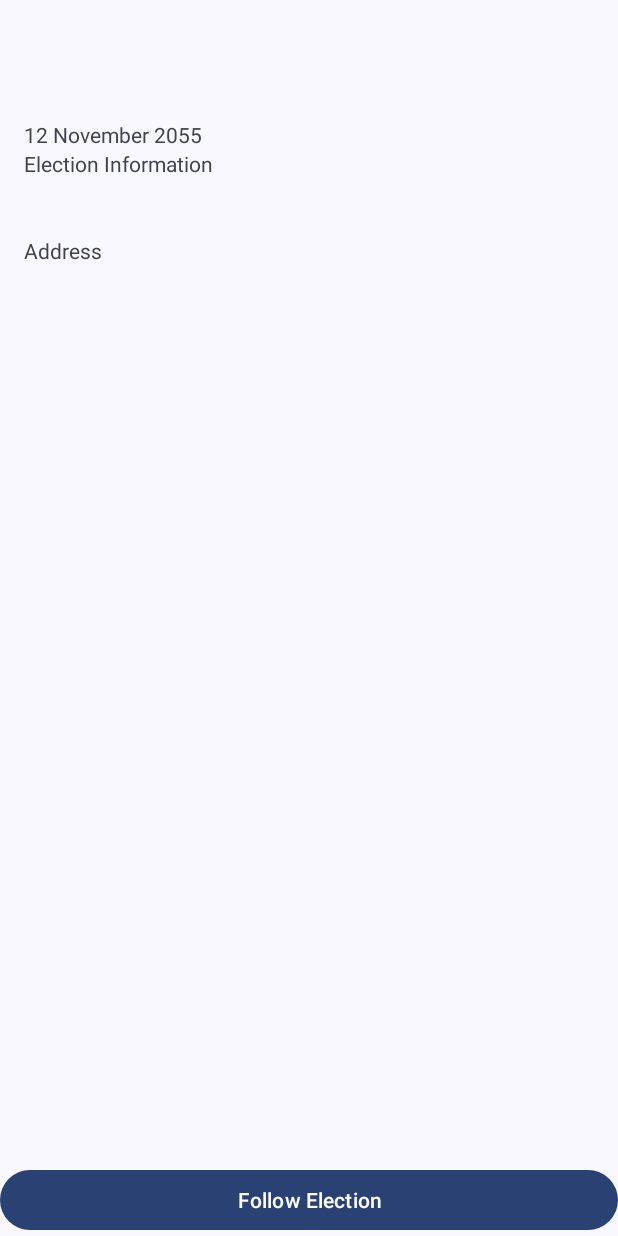
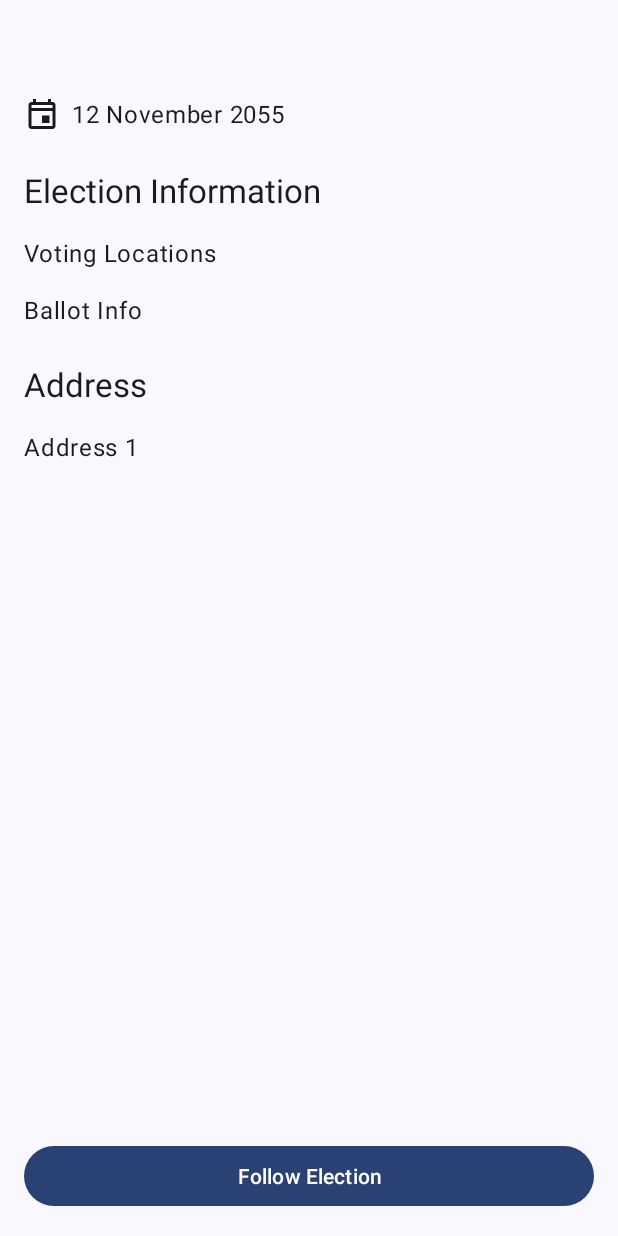
Before and after one commit to toe-lie/android-nanodegree-final, an Android app: the layout fragment_voter_info.xml on its own in the app's theme, with its tools: preview values and no code run, on a phone screen of 412 x 824 dp. Run offline under Robolectric (Android 15) with nearby library versions, the phone set to English and light mode, and no system bars.

Commit message:
Polish voter info screen

```diff
--- a/app/src/main/java/com/example/android/politicalpreparedness/election/VoterInfoUiState.kt
+++ b/app/src/main/java/com/example/android/politicalpreparedness/election/VoterInfoUiState.kt
@@ -4,16 +4,18 @@ import com.example.android.politicalpreparedness.models.Address
 import com.example.android.politicalpreparedness.models.Election
 
 data class VoterInfoUiState(
+    val isLoading: Boolean = false,
     val election: Election? = null,
     val votingLocationFinderUrl: String = "",
     val ballotInfoUrl: String = "",
     val address: Address? = null,
     val isFollowing: Boolean = false
 ) {
-
+    val showDate: Boolean = election != null
     val showVotingLocation: Boolean = votingLocationFinderUrl.isNotEmpty()
     val showBallotInfo: Boolean = ballotInfoUrl.isNotEmpty()
     val showAddress: Boolean = address != null
+    val hasElectionInformation: Boolean = showVotingLocation || showBallotInfo || showAddress
 
     companion object {
         val Empty = VoterInfoUiState()
--- /dev/null
+++ b/app/src/main/res/drawable/ic_event_black_24dp.xml
@@ -0,0 +1,9 @@
+<vector xmlns:android="http://schemas.android.com/apk/res/android"
+    android:width="24dp"
+    android:height="24dp"
+    android:viewportWidth="24"
+    android:viewportHeight="24">
+  <path
+      android:pathData="M19,4h-1L18,2h-2v2L8,4L8,2L6,2v2L5,4c-1.11,0 -1.99,0.9 -1.99,2L3,20c0,1.1 0.89,2 2,2h14c1.1,0 2,-0.9 2,-2L21,6c0,-1.1 -0.9,-2 -2,-2zM19,20L5,20L5,10h14v10zM19,8L5,8L5,6h14v2zM12,13h5v5h-5z"
+      android:fillColor="#000000"/>
+</vector>
--- a/app/src/main/res/layout/fragment_voter_info.xml
+++ b/app/src/main/res/layout/fragment_voter_info.xml
@@ -15,58 +15,68 @@
     <androidx.constraintlayout.widget.ConstraintLayout
         android:layout_width="match_parent"
         android:layout_height="match_parent"
+        android:paddingStart="@dimen/spacing_normal"
+        android:paddingEnd="@dimen/spacing_normal"
+        android:paddingBottom="@dimen/spacing_normal"
         tools:context="com.example.android.politicalpreparedness.MainActivity">
 
-        <!-- TODO: Add title to toolbar -->
-        <androidx.appcompat.widget.Toolbar
+        <com.google.android.material.appbar.MaterialToolbar
             android:id="@+id/election_name"
             android:layout_width="match_parent"
             android:layout_height="wrap_content"
-            android:padding="@dimen/spacing_normal"
             android:singleLine="true"
+            app:contentInsetStart="0dp"
             app:layout_constraintTop_toTopOf="parent"
             app:title="@{viewModel.uiState.election.name}" />
 
-        <!-- TODO: Add visual styling -->
-        <TextView
+        <androidx.appcompat.widget.AppCompatTextView
             android:id="@+id/election_date"
             android:layout_width="match_parent"
             android:layout_height="wrap_content"
-            android:layout_margin="@dimen/spacing_normal"
+            android:drawablePadding="@dimen/spacing_small"
+            android:gravity="center_vertical"
             android:text="@{DateUtils.formatLocalDate(viewModel.uiState.election.electionDay)}"
+            android:textAppearance="?textAppearanceBodyLarge"
+            app:drawableStartCompat="@drawable/ic_event_black_24dp"
+            app:drawableTint="?colorOnSurface"
             app:layout_constraintTop_toBottomOf="@id/election_name"
+            app:visibleGone="@{viewModel.uiState.showDate}"
             tools:text="12 November 2055" />
 
-        <!-- TODO: Add visual styling and content -->
         <TextView
             android:id="@+id/state_header"
             android:layout_width="wrap_content"
             android:layout_height="wrap_content"
+            android:layout_marginTop="@dimen/spacing_large"
             android:text="@string/label_election_information"
+            android:textAppearance="?textAppearanceTitleLarge"
             app:layout_constraintStart_toStartOf="@id/election_date"
-            app:layout_constraintTop_toBottomOf="@id/election_date" />
+            app:layout_constraintTop_toBottomOf="@id/election_date"
+            app:visibleGone="@{viewModel.uiState.hasElectionInformation}" />
 
-        <!-- TODO: Add click binding to open web URL -->
-        <!-- TODO: Add visual styling and content -->
         <TextView
             android:id="@+id/state_locations"
             android:layout_width="wrap_content"
             android:layout_height="wrap_content"
+            android:layout_marginTop="@dimen/spacing_normal"
+            android:textAppearance="?textAppearanceBodyLarge"
             app:html="@{@string/html_format_voting_locations(viewModel.uiState.votingLocationFinderUrl)}"
             app:layout_constraintStart_toStartOf="@id/election_date"
             app:layout_constraintTop_toBottomOf="@id/state_header"
-            app:visibleGone="@{viewModel.uiState.showVotingLocation}" />
+            app:visibleGone="@{viewModel.uiState.showVotingLocation}"
+            tools:text="Voting Locations" />
 
-        <!-- TODO: Add click binding to open web URL -->
-        <!-- TODO: Add visual styling and content -->
         <TextView
             android:id="@+id/state_ballot"
             android:layout_width="wrap_content"
             android:layout_height="wrap_content"
+            android:layout_marginTop="@dimen/spacing_normal"
+            android:textAppearance="?textAppearanceBodyLarge"
             app:html="@{@string/html_format_ballot_information(viewModel.uiState.ballotInfoUrl)}"
             app:layout_constraintStart_toStartOf="@id/election_date"
             app:layout_constraintTop_toBottomOf="@id/state_locations"
-            app:visibleGone="@{viewModel.uiState.showBallotInfo}" />
+            app:visibleGone="@{viewModel.uiState.showBallotInfo}"
+            tools:text="Ballot Info" />
 
         <androidx.constraintlayout.widget.Group
             android:id="@+id/address_group"
@@ -75,34 +85,39 @@
             app:constraint_referenced_ids="state_correspondence_header,address"
             app:visibleGone="@{viewModel.uiState.showAddress}" />
 
-        <!-- TODO: Add visual styling and content -->
         <TextView
             android:id="@+id/state_correspondence_header"
             android:layout_width="wrap_content"
             android:layout_height="wrap_content"
+            android:layout_marginTop="@dimen/spacing_large"
             android:text="@string/label_address"
+            android:textAppearance="?textAppearanceTitleLarge"
             app:layout_constraintStart_toStartOf="@id/election_date"
-            app:layout_constraintTop_toBottomOf="@id/state_ballot" />
+            app:layout_constraintTop_toBottomOf="@id/state_ballot"
+            app:visibleGone="@{viewModel.uiState.showAddress}" />
 
-        <!-- TODO: Add data binding -->
         <TextView
             android:id="@+id/address"
             android:layout_width="wrap_content"
             android:layout_height="wrap_content"
+            android:layout_marginTop="@dimen/spacing_normal"
+            android:lineSpacingMultiplier="1.3"
             android:text="@{viewModel.uiState.address.toFormattedString()}"
+            android:textAppearance="?textAppearanceBodyLarge"
             app:layout_constraintStart_toStartOf="@id/election_date"
-            app:layout_constraintTop_toBottomOf="@id/state_correspondence_header" />
+            app:layout_constraintTop_toBottomOf="@id/state_correspondence_header"
+            app:visibleGone="@{viewModel.uiState.showAddress}"
+            tools:text="Address 1" />
 
-        <!-- TODO: Add button to save election to Room -->
         <com.google.android.material.button.MaterialButton
             android:id="@+id/follow_button"
             android:layout_width="0dp"
             android:layout_height="wrap_content"
-            tools:text="Follow Election"
             android:text="@{viewModel.uiState.isFollowing ?  @string/button_text_unfollow_election : @string/button_text_follow_election}"
             app:layout_constraintBottom_toBottomOf="parent"
             app:layout_constraintEnd_toEndOf="parent"
-            app:layout_constraintStart_toStartOf="parent" />
+            app:layout_constraintStart_toStartOf="parent"
+            tools:text="Follow Election" />
 
     </androidx.constraintlayout.widget.ConstraintLayout>
 </layout>
--- a/app/src/main/res/values/strings.xml
+++ b/app/src/main/res/values/strings.xml
@@ -22,10 +22,10 @@
     <!-- string resources used in VoterInfo screen -->
     <string name="label_election_information">Election Information</string>
     <string name="html_format_voting_locations">
-         <![CDATA[<a href="%1$s">Voting Locations</a>.]]>
+         <![CDATA[<a href="%1$s">Voting Locations</a>]]>
     </string>
     <string name="html_format_ballot_information">
-         <![CDATA[<a href="%1$s">Ballot Information</a>.]]>
+         <![CDATA[<a href="%1$s">Ballot Information</a>]]>
     </string>
     <string name="label_address">Address</string>
     <string name="button_text_follow_election">Follow Election</string>
```
